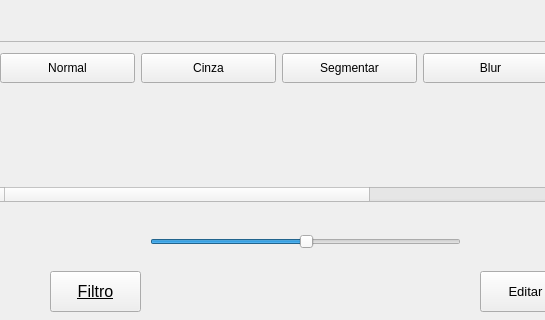
Before: the Qt Designer form arquivos_ui/telaedicao.ui in tulioaoki/sm_image_editor, drawn with Qt 5; both pictures show x 0 to 545 and y 329 to 649 of the 645 by 649 pixel window.
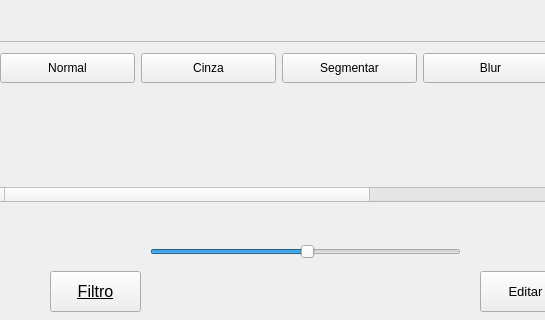
After: the same form once the commit is applied.

The edit to the form file:
```diff
--- a/arquivos_ui/telaedicao.ui
+++ b/arquivos_ui/telaedicao.ui
@@ -17,7 +17,7 @@
    <property name="geometry">
     <rect>
      <x>150</x>
-     <y>560</y>
+     <y>570</y>
      <width>311</width>
      <height>21</height>
     </rect>
@@ -26,10 +26,10 @@
     <number>255</number>
    </property>
    <property name="value">
-    <number>128</number>
+    <number>129</number>
    </property>
    <property name="sliderPosition">
-    <number>128</number>
+    <number>129</number>
    </property>
    <property name="orientation">
     <enum>Qt::Horizontal</enum>
```
Left out of the diff: 6 changed lines with no effect on the pictures.
